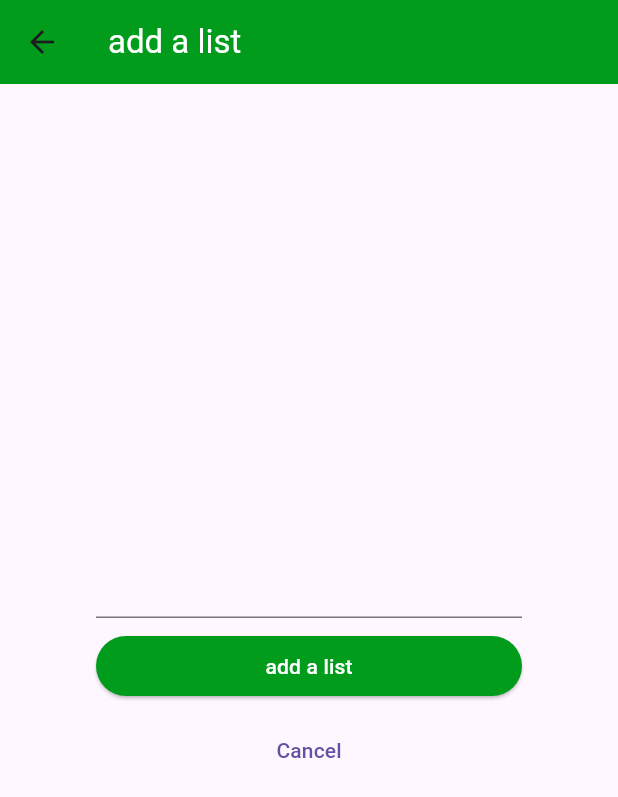
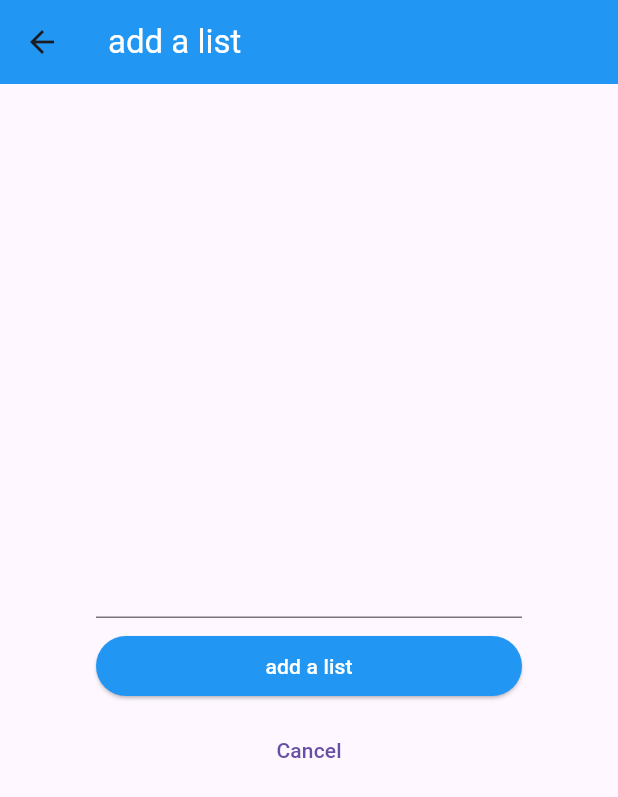
Before and after one commit to ykuchiki/SimpleTodo, a Flutter app: the screen it shows after launch, after a tap on the "add" icon, on a phone screen of 412 x 824 dp. Shown: the top 797 px of the screen. Run offline on Flutter 3.47's test engine with Material 3 defaults, Android fonts, the phone set to English and light mode, and no system bars; our stand-ins replace shared_preferences.

Commit message:
保存機能

```diff
--- a/lib/main.dart
+++ b/lib/main.dart
@@ -1,4 +1,6 @@
 import "package:flutter/material.dart";
+import "package:shared_preferences/shared_preferences.dart";
+import "dart:convert";
 
 void main(){
   // 最初に表示するWidget
@@ -12,12 +14,28 @@ class SimpleTodoApp extends StatefulWidget{
 
 class _SimpleTodoAppState extends State<SimpleTodoApp> {
   ThemeData _themeData = ThemeData(
-    primarySwatch: createMaterialColor(Color.fromARGB(255, 2, 156, 28)),
-    primaryColor: Color.fromARGB(255, 2, 156, 28),
+    primarySwatch: Colors.blue,  // デフォルト値を設定
+    primaryColor: Colors.blue,
     floatingActionButtonTheme: FloatingActionButtonThemeData(
-      backgroundColor: createMaterialColor(Color.fromARGB(255, 2, 156, 28)),
+      backgroundColor: Colors.blue,
     ),
   );
+
+  @override
+  void initState() {
+    super.initState();
+    loadThemeColor().then((color) {
+      setState(() {
+        _themeData = ThemeData(
+          primarySwatch: createMaterialColor(color),
+          primaryColor: color,
+          floatingActionButtonTheme: FloatingActionButtonThemeData(
+            backgroundColor: createMaterialColor(color),
+          ),
+        );
+      });
+    });
+  }
 
   void _changeTheme(Color color) {
     setState(() {
@@ -28,6 +46,7 @@ class _SimpleTodoAppState extends State<SimpleTodoApp> {
           backgroundColor: createMaterialColor(color),
         ),
       );
+      saveThemeColor(color); // テーマの色を保存
     });
   }
 
@@ -55,6 +74,17 @@ class TodoListPage extends StatefulWidget{
 class _TodoListPageState extends State<TodoListPage>{
   // Todoリストのデータ
   List<TodoItem> todoList = [];
+
+  @override
+  void initState() {
+    super.initState();
+    loadTodoList().then((loadedList) {
+      setState(() {
+        todoList = loadedList;
+      });
+    });
+  }
+
 
   @override
   Widget build(BuildContext context){
@@ -113,6 +143,7 @@ class _TodoListPageState extends State<TodoListPage>{
                 onChanged: (bool? newValue){
                   setState(() {
                     item.isChecked = newValue ?? false;
+                    saveTodoList(todoList);
                   });
                 },
               ),
@@ -121,6 +152,7 @@ class _TodoListPageState extends State<TodoListPage>{
                 onPressed: (){
                   setState(() {
                     todoList.removeAt(index);
+                    saveTodoList(todoList);  // TodoListの保存
                   });
                 },
               ),
@@ -142,6 +174,7 @@ class _TodoListPageState extends State<TodoListPage>{
             setState((){
               // リスト追加
               todoList.add(newListText as TodoItem);
+              saveTodoList(todoList);
             });
           }
         },
@@ -250,9 +283,57 @@ class _TodoAddPageState extends State<TodoAddPage>{
   }
 }
 
-class TodoItem{
+class TodoItem {
   String text;
   bool isChecked;
 
   TodoItem({required this.text, this.isChecked = false});
+
+  // JSONからTodoItemを生成するファクトリコンストラクタ
+  factory TodoItem.fromJson(Map<String, dynamic> json) {
+    return TodoItem(
+      text: json['text'],
+      isChecked: json['isChecked'],
+    );
+  }
+
+  // TodoItemをJSONに変換するメソッド
+  Map<String, dynamic> toJson() {
+    return {
+      'text': text,
+      'isChecked': isChecked,
+    };
+  }
 }
+
+// Todoリストを保存する関数
+Future<void> saveTodoList(List<TodoItem> todoList) async{
+  final prefs = await SharedPreferences.getInstance();
+  // TodoリストをJSON形式に変換して保存
+  prefs.setString("todoList", jsonEncode(todoList.map((item) =>item.toJson()).toList()));
+}
+
+// Todoリストを読み込む関数
+Future<List<TodoItem>> loadTodoList() async {
+  final prefs = await SharedPreferences.getInstance();
+  // 保存されたTodoリストを読み込み
+  final String? todoListString = prefs.getString('todoList');
+  if (todoListString != null) {
+    // JSON形式からTodoリストに変換
+    return (jsonDecode(todoListString) as List).map((item) => TodoItem.fromJson(item)).toList();
+  }
+  return [];
+}
+
+// テーマの色を保存する関数
+Future<void> saveThemeColor(Color color) async {
+  final prefs = await SharedPreferences.getInstance();
+  prefs.setInt('themeColor', color.value);
+}
+
+// 保存されたテーマの色を読み込む関数
+Future<Color> loadThemeColor() async {
+  final prefs = await SharedPreferences.getInstance();
+  int colorValue = prefs.getInt('themeColor') ?? Colors.blue.value; // デフォルトは青色
+  return Color(colorValue);
+}
--- a/pubspec.yaml
+++ b/pubspec.yaml
@@ -30,6 +30,7 @@ environment:
 dependencies:
   flutter:
     sdk: flutter
+  shared_preferences: ^2.0.6
 
 
   # The following adds the Cupertino Icons font to your application.
@@ -45,7 +46,7 @@ dev_dependencies:
   # activated in the `analysis_options.yaml` file located at the root of your
   # package. See that file for information about deactivating specific lint
   # rules and activating additional ones.
-  flutter_lints: ^2.0.0
+  flutter_lints: ^3.0.1
 
 # For information on the generic Dart part of this file, see the
 # following page: https://dart.dev/tools/pub/pubspec
```
Also changed, not shown: pubspec.lock, 10 other files.
